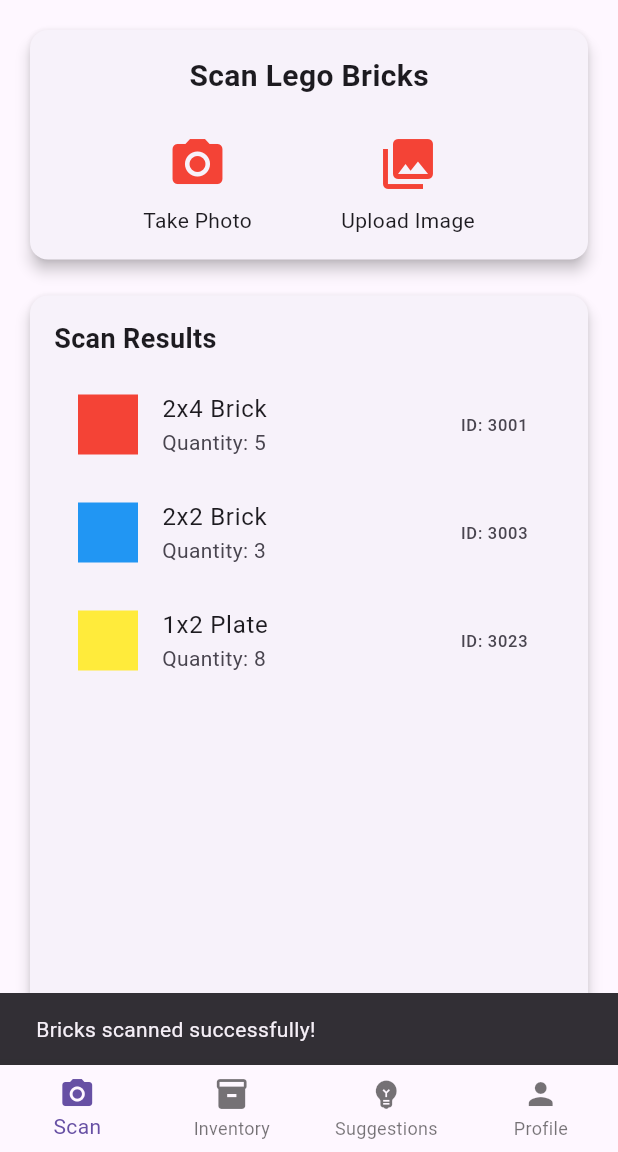
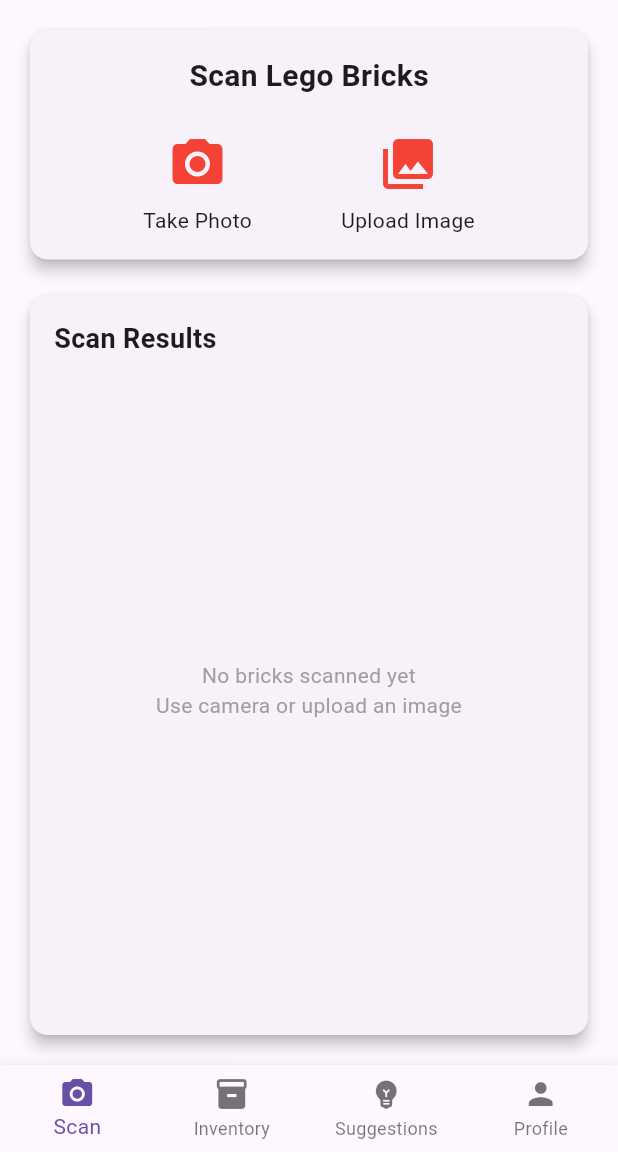
Before and after one commit to Capstone-4901-Team-NextGen-Solutions/Lego-Brick-Counter, a Flutter app: the screen it shows after launch, after a tap on the "camera alt" icon, on a phone screen of 412 x 824 dp, the part 84-1236 px from its top. Run offline on Flutter 3.47's test engine with Material 3 defaults, Android fonts, the phone set to English and light mode, and no system bars; our stand-ins replace image_picker.

Commit message:
Full implementationthe upload endpoint to accept imae files, tested in android emulator evironment. Need testing for ios emulator environment.

```diff
--- a/frontend/lib/main.dart
+++ b/frontend/lib/main.dart
@@ -1,4 +1,8 @@
 import 'package:flutter/material.dart';
+import 'services/api_service.dart';
+import 'package:image_picker/image_picker.dart';
+import 'dart:io';
+
 
 void main() {
   runApp(const LegoApp());
@@ -86,6 +90,7 @@
 
 class _ScanScreenState extends State<ScanScreen> {
   List<LegoBrick> _scannedBricks = [];
+  bool _isProcessing = false;
 
   @override
   Widget build(BuildContext context) {
@@ -106,18 +111,26 @@
                     style: TextStyle(fontSize: 20, fontWeight: FontWeight.bold),
                   ),
                   const SizedBox(height: 16),
-                  Row(
+                  _isProcessing
+                      ? const Column(
+                          children: [
+                            CircularProgressIndicator(),
+                            SizedBox(height: 16),
+                            Text('Processing image...'),
+                          ],
+                        )
+                      : Row(
                           mainAxisAlignment: MainAxisAlignment.spaceEvenly,
                           children: [
                             _buildActionButton(
                               icon: Icons.camera_alt,
                               label: 'Take Photo',
-                        onPressed: () => _takePhoto(),
+                              onPressed: _takePhoto,
                             ),
                             _buildActionButton(
                               icon: Icons.photo_library,
                               label: 'Upload Image',
-                        onPressed: () => _uploadImage(),
+                              onPressed: _uploadImage,
                             ),
                           ],
                         ),
@@ -197,44 +210,95 @@
     );
   }
 
-  void _takePhoto() {
-    //TODO: Implement camera functionality
-    _mockScanBricks();
+  void _takePhoto() async {
+    try {
+      final ImagePicker picker = ImagePicker();
+      final XFile? image = await picker.pickImage(
+        source: ImageSource.camera,
+        maxWidth: 1200,
+        maxHeight: 1200,
+        imageQuality: 80,
+      );
+
+      if (image != null) {
+        await _processImage(File(image.path));
+      }
+    } catch (e) {
+      ScaffoldMessenger.of(context).showSnackBar(
+        SnackBar(content: Text('Camera error: $e')),
+      );
+    }
   }
 
-  void _uploadImage() {
-    //TODO: Implement image picker
-    _mockScanBricks();
+  void _uploadImage() async {
+    try {
+      final ImagePicker picker = ImagePicker();
+      final XFile? image = await picker.pickImage(
+        source: ImageSource.gallery,
+        maxWidth: 1200,
+        maxHeight: 1200,
+        imageQuality: 80,
+      );
+
+      if (image != null) {
+        await _processImage(File(image.path));
+      }
+    } catch (e) {
+      ScaffoldMessenger.of(context).showSnackBar(
+        SnackBar(content: Text('Gallery error: $e')),
+      );
+    }
   }
 
-  void _mockScanBricks() {
-    //Mock data for demonstration
+  Future<void> _processImage(File imageFile) async {
     setState(() {
-      _scannedBricks = [
-        LegoBrick(
-          id: '3001',
-          name: '2x4 Brick',
-          color: Colors.red,
-          quantity: 5,
-        ),
-        LegoBrick(
-          id: '3003',
-          name: '2x2 Brick',
-          color: Colors.blue,
-          quantity: 3,
-        ),
-        LegoBrick(
-          id: '3023',
-          name: '1x2 Plate',
-          color: Colors.yellow,
-          quantity: 8,
-        ),
-      ];
+      _isProcessing = true;
+    });
+
+    try {
+      var result = await ApiService.uploadImage(imageFile);
+
+      if (result['success'] == true) {
+        setState(() {
+          _scannedBricks = (result['results'] as List)
+              .map((brickData) => LegoBrick(
+                    id: brickData['id'],
+                    name: brickData['name'],
+                    color: _parseColor(brickData['color']),
+                    quantity: brickData['quantity'],
+                  ))
+              .toList();
         });
 
         ScaffoldMessenger.of(context).showSnackBar(
           const SnackBar(content: Text('Bricks scanned successfully!')),
         );
+      } else {
+        ScaffoldMessenger.of(context).showSnackBar(
+          SnackBar(content: Text('Upload failed: ${result['error']}')),
+        );
+      }
+    } catch (e) {
+      ScaffoldMessenger.of(context).showSnackBar(
+        SnackBar(content: Text('Error processing image: $e')),
+      );
+    } finally {
+      setState(() {
+        _isProcessing = false;
+      });
+    }
+  }
+
+  //Helper function to convert color string to Color
+  Color _parseColor(String colorName) {
+    switch (colorName.toLowerCase()) {
+      case 'red': return Colors.red;
+      case 'blue': return Colors.blue;
+      case 'yellow': return Colors.yellow;
+      case 'green': return Colors.green;
+      case 'black': return Colors.black;
+      default: return Colors.grey;
+    }
   }
 }
 
```
Also changed, not shown: frontend/pubspec.yaml (+6 -73 lines), frontend/pubspec.lock, 8 other files. Lines whose indentation alone changed are shown as unchanged.
